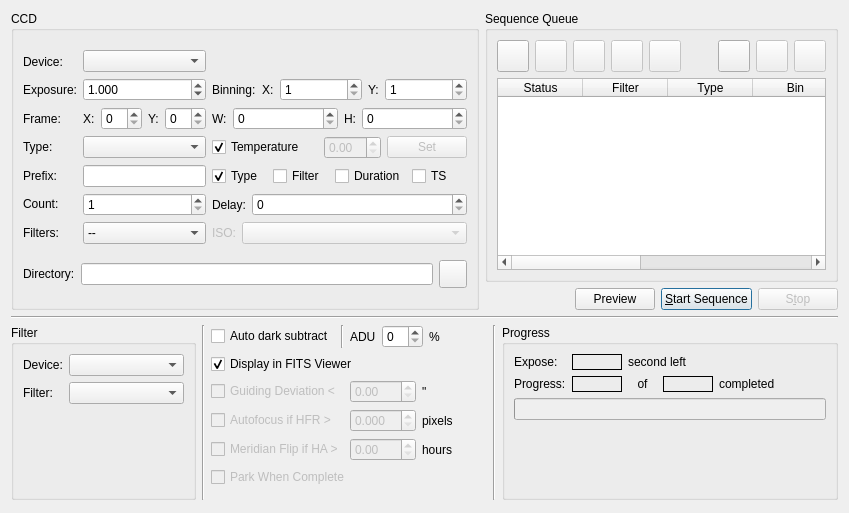
Old version of the form kstars/ekos/capture.ui in the repository KDE/kstars.
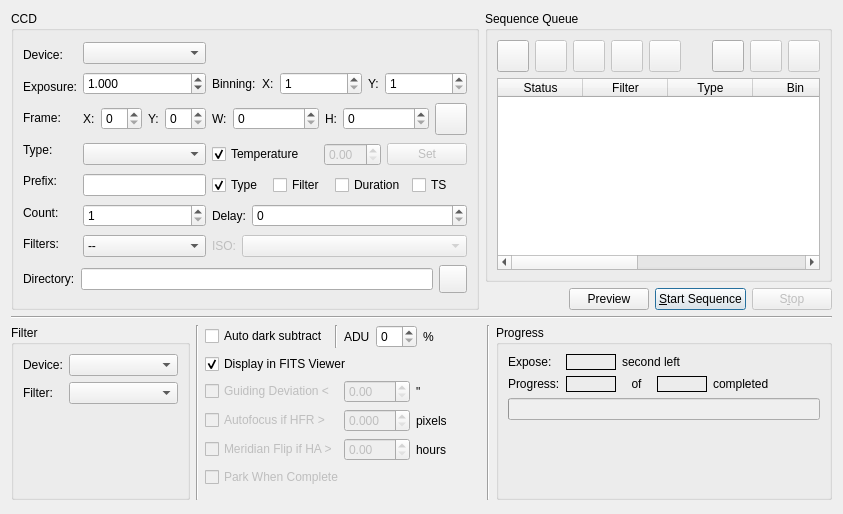
New version of the form.

Commit message: Add reset frame button and more checks for upper and lower limits of ROI

What changed in the file:
```diff
--- a/kstars/ekos/capture.ui
+++ b/kstars/ekos/capture.ui
@@ -6,18 +6,13 @@
    <rect>
     <x>0</x>
     <y>0</y>
-    <width>849</width>
-    <height>513</height>
+    <width>843</width>
+    <height>514</height>
    </rect>
   </property>
-  <layout class="QVBoxLayout" name="verticalLayout_3">
+  <layout class="QVBoxLayout" name="verticalLayout_2">
    <item>
-    <layout class="QHBoxLayout" name="TopLayout">
-     <item>
-      <layout class="QHBoxLayout" name="topLayout" stretch="0">
-       <property name="sizeConstraint">
-        <enum>QLayout::SetDefaultConstraint</enum>
-       </property>
+    <layout class="QHBoxLayout" name="horizontalLayout_11">
        <item>
         <widget class="QGroupBox" name="setupGroup_3">
          <property name="enabled">
@@ -38,10 +33,8 @@
          <property name="title">
           <string>CCD</string>
          </property>
-         <layout class="QVBoxLayout" name="verticalLayout_2">
-          <item>
-           <layout class="QHBoxLayout" name="horizontalLayout_15">
-            <item>
+       <layout class="QGridLayout" name="gridLayout">
+        <item row="0" column="0" rowspan="7">
              <layout class="QVBoxLayout" name="verticalLayout">
               <item>
                <widget class="QLabel" name="textLabel1_6">
@@ -133,25 +126,23 @@
               </item>
              </layout>
             </item>
-            <item>
-             <layout class="QGridLayout" name="gridLayout">
-              <item row="0" column="0">
+        <item row="0" column="1">
                <widget class="QComboBox" name="CCDCaptureCombo"/>
               </item>
-              <item row="0" column="1">
+        <item row="0" column="2">
                <spacer name="horizontalSpacer_2">
                 <property name="orientation">
                  <enum>Qt::Horizontal</enum>
                 </property>
                 <property name="sizeHint" stdset="0">
                  <size>
-                  <width>40</width>
+            <width>267</width>
                   <height>20</height>
                  </size>
                 </property>
                </spacer>
               </item>
-              <item row="1" column="0">
+        <item row="1" column="1">
                <widget class="QDoubleSpinBox" name="exposureIN">
                 <property name="sizePolicy">
                  <sizepolicy hsizetype="MinimumExpanding" vsizetype="Fixed">
@@ -173,7 +164,7 @@
                 </property>
                </widget>
               </item>
-              <item row="1" column="1">
+        <item row="1" column="2">
                <layout class="QHBoxLayout" name="horizontalLayout">
                 <item>
                  <widget class="QLabel" name="textLabel1_9">
@@ -260,7 +251,7 @@
                 </item>
                </layout>
               </item>
-              <item row="2" column="0">
+        <item row="2" column="1">
                <layout class="QHBoxLayout" name="horizontalLayout_9">
                 <item>
                  <widget class="QLabel" name="textLabel1_13">
@@ -310,8 +301,8 @@
                 </item>
                </layout>
               </item>
-              <item row="2" column="1">
-               <layout class="QHBoxLayout" name="horizontalLayout_18">
+        <item row="2" column="2">
+         <layout class="QHBoxLayout" name="horizontalLayout_10">
                 <item>
                  <widget class="QLabel" name="textLabel1_15">
                   <property name="toolTip">
@@ -361,19 +352,41 @@
                   </property>
                  </widget>
                 </item>
-               </layout>
-              </item>
-              <item row="3" column="0">
-               <widget class="QComboBox" name="frameTypeCombo">
-                <property name="sizePolicy">
-                 <sizepolicy hsizetype="MinimumExpanding" vsizetype="Fixed">
-                  <horstretch>0</horstretch>
-                  <verstretch>0</verstretch>
-                 </sizepolicy>
-                </property>
-               </widget>
+          <item>
+           <widget class="QPushButton" name="resetFrameB">
+            <property name="minimumSize">
+             <size>
+              <width>32</width>
+              <height>32</height>
+             </size>
+            </property>
+            <property name="maximumSize">
+             <size>
+              <width>32</width>
+              <height>32</height>
+             </size>
+            </property>
+            <property name="toolTip">
+             <string>Reset CCD frame values to default values</string>
+            </property>
+            <property name="text">
+             <string/>
+            </property>
+           </widget>
+          </item>
+         </layout>
               </item>
               <item row="3" column="1">
+         <widget class="QComboBox" name="frameTypeCombo">
+          <property name="sizePolicy">
+           <sizepolicy hsizetype="MinimumExpanding" vsizetype="Fixed">
+            <horstretch>0</horstretch>
+            <verstretch>0</verstretch>
+           </sizepolicy>
+          </property>
+         </widget>
+        </item>
+        <item row="3" column="2">
                <layout class="QHBoxLayout" name="horizontalLayout_17">
                 <item>
                  <widget class="QCheckBox" name="temperatureCheck">
@@ -429,10 +442,10 @@
                 </item>
                </layout>
               </item>
-              <item row="4" column="0">
-               <widget class="QLineEdit" name="prefixIN"/>
-              </item>
               <item row="4" column="1">
+         <widget class="QLineEdit" name="prefixIN"/>
+        </item>
+        <item row="4" column="2">
                <layout class="QHBoxLayout" name="horizontalLayout_16">
                 <item>
                  <widget class="QCheckBox" name="frameTypeCheck">
@@ -482,7 +495,7 @@
                 </item>
                </layout>
               </item>
-              <item row="5" column="0">
+        <item row="5" column="1">
                <widget class="QSpinBox" name="countIN">
                 <property name="sizePolicy">
                  <sizepolicy hsizetype="MinimumExpanding" vsizetype="Fixed">
@@ -501,7 +514,7 @@
                 </property>
                </widget>
               </item>
-              <item row="5" column="1">
+        <item row="5" column="2">
                <layout class="QHBoxLayout" name="horizontalLayout_3">
                 <item>
                  <widget class="QLabel" name="textLabel1_8">
@@ -531,7 +544,7 @@
                 </item>
                </layout>
               </item>
-              <item row="6" column="0">
+        <item row="6" column="1">
                <widget class="QComboBox" name="filterCombo">
                 <property name="sizePolicy">
                  <sizepolicy hsizetype="MinimumExpanding" vsizetype="Fixed">
@@ -546,7 +559,7 @@
                 </item>
                </widget>
               </item>
-              <item row="6" column="1">
+        <item row="6" column="2">
                <layout class="QHBoxLayout" name="horizontalLayout_2">
                 <item>
                  <widget class="QLabel" name="ISOLabel">
@@ -573,11 +586,7 @@
                 </item>
                </layout>
               </item>
-             </layout>
-            </item>
-           </layout>
-          </item>
-          <item>
+        <item row="7" column="0" colspan="3">
            <layout class="QHBoxLayout" name="horizontalLayout_8">
             <item>
              <widget class="QLabel" name="textLabel1_18">
@@ -625,8 +634,6 @@
          </layout>
         </widget>
        </item>
-      </layout>
-     </item>
      <item>
       <layout class="QVBoxLayout" name="SequenceLayout">
        <item>
```
Left out of the diff: 4 changed lines with no effect on the pictures. Lines whose indentation alone changed are shown as unchanged. The commit also changes 4 other files.
